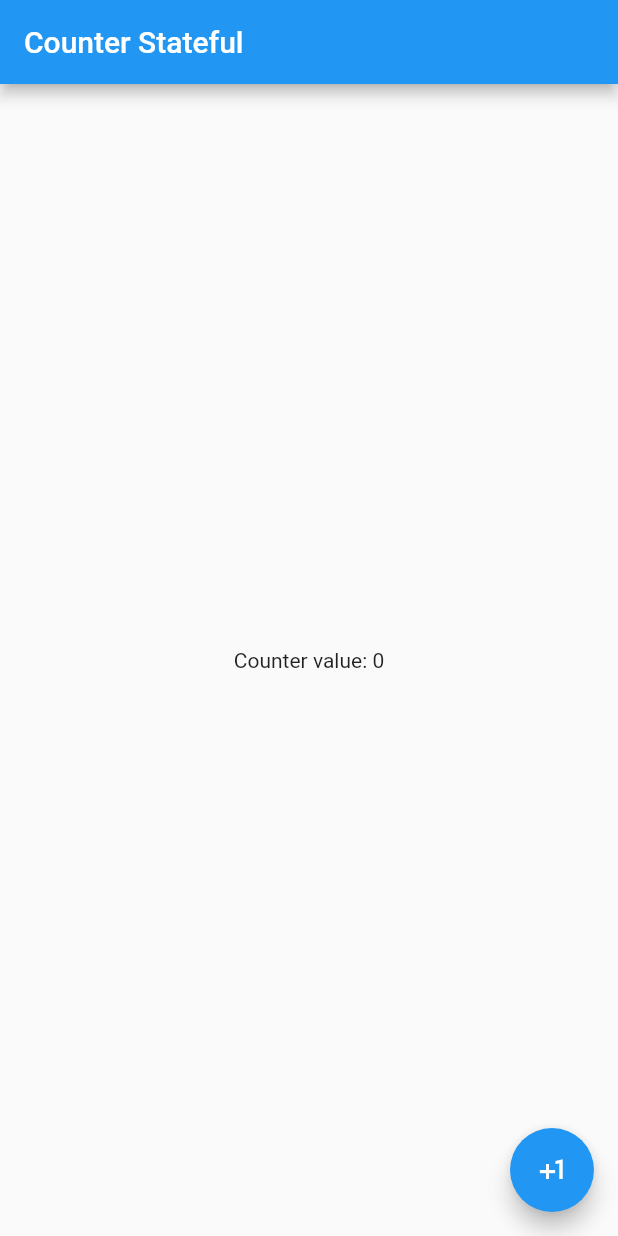
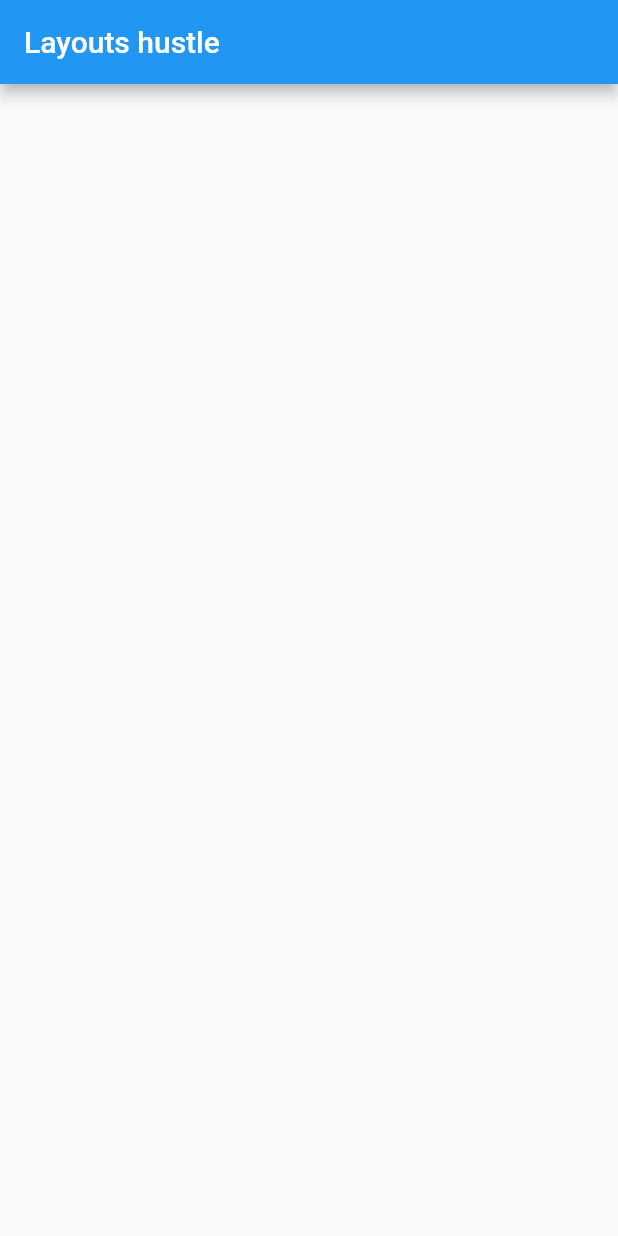
Before and after one commit to zarub2k/flutterbar, a Flutter app: the screen it shows after launch, on a phone screen of 412 x 824 dp. Run offline on Flutter 3.47's test engine with Material 2 defaults, Android fonts, the phone set to English and light mode, and no system bars.

Commit message:
Layout work started

```diff
--- /dev/null
+++ b/lib/layouts/layouts.dart
@@ -0,0 +1,16 @@
+import 'package:flutter/material.dart';
+
+class LayoutsApp extends StatelessWidget {
+  @override
+  Widget build(BuildContext context) {
+    return _build(context);
+  }
+
+  Widget _build(BuildContext context) {
+    return Scaffold(
+      appBar: AppBar(
+        title: Text('Layouts hustle'),
+      ),
+    );
+  }
+}
--- a/lib/main.dart
+++ b/lib/main.dart
@@ -1,5 +1,5 @@
 import 'package:flutter/material.dart';
-import 'package:flutterbar/core/stateful.dart';
+import 'package:flutterbar/layouts/layouts.dart';
 
 void main() {
   runApp(MyApp());
@@ -28,7 +28,7 @@ class MyApp extends StatelessWidget {
         visualDensity: VisualDensity.adaptivePlatformDensity,
       ),
       // home: MyHomePage(title: 'Flutter Bar'),
-      home: Counter(),
+      home: LayoutsApp(),
     );
   }
 }
```
